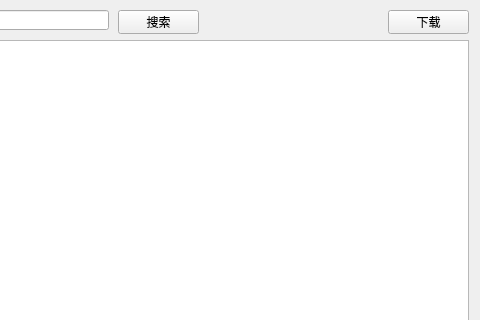
This is ui/main_windows.ui in qingchenyouforcc/neuroSangSpider as Qt 5 draws it before an edit; both pictures show x 202 to 682 and y 0 to 320 of the 682 by 545 pixel window. The edited form follows.
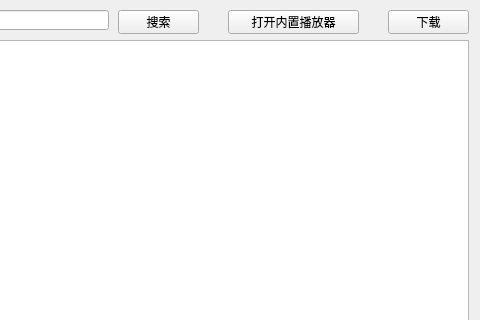
This is the edited form.

Commit message: feat: 更新UI，为后续功能做准备

What changed in the file:
```diff
--- a/ui/main_windows.ui
+++ b/ui/main_windows.ui
@@ -73,6 +73,19 @@
      </rect>
     </property>
    </widget>
+   <widget class="QPushButton" name="openPlayerBTN">
+    <property name="geometry">
+     <rect>
+      <x>430</x>
+      <y>10</y>
+      <width>131</width>
+      <height>24</height>
+     </rect>
+    </property>
+    <property name="text">
+     <string>打开内置播放器</string>
+    </property>
+   </widget>
   </widget>
   <widget class="QMenuBar" name="menubar">
    <property name="geometry">
```
